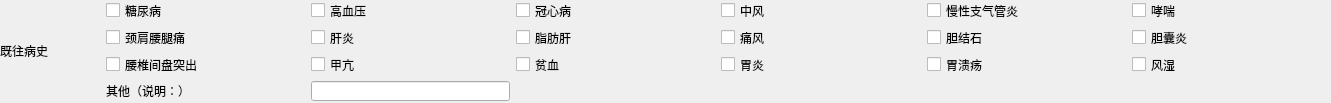
First picture: the form in src/ui/t3l2.ui, repository fantasy-mark/Summer, before the edit.
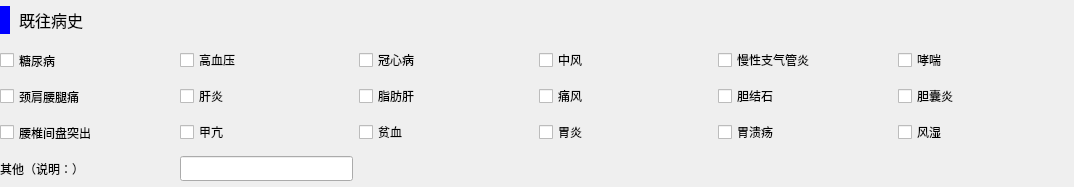
Second picture: the form after the edit.

```diff
--- a/src/ui/t3l2.ui
+++ b/src/ui/t3l2.ui
@@ -6,8 +6,8 @@
    <rect>
     <x>0</x>
     <y>0</y>
-    <width>1331</width>
-    <height>103</height>
+    <width>1074</width>
+    <height>187</height>
    </rect>
   </property>
   <property name="windowTitle">
@@ -18,154 +18,308 @@
     <rect>
      <x>0</x>
      <y>0</y>
-     <width>1331</width>
-     <height>101</height>
+     <width>1071</width>
+     <height>184</height>
     </rect>
    </property>
-   <layout class="QGridLayout" name="gridLayout" columnstretch="1,2,2,2,2,2,2">
-    <item row="0" column="4">
+   <property name="font">
+    <font>
+     <family>微软雅黑</family>
+    </font>
+   </property>
+   <layout class="QGridLayout" name="gridLayout" columnstretch="1,1,1,1,1,1">
+    <item row="1" column="3">
      <widget class="QCheckBox" name="s14">
+      <property name="font">
+       <font>
+        <family>微软雅黑</family>
+       </font>
+      </property>
       <property name="text">
        <string>中风</string>
       </property>
      </widget>
     </item>
-    <item row="0" column="5">
+    <item row="1" column="4">
      <widget class="QCheckBox" name="s15">
+      <property name="font">
+       <font>
+        <family>微软雅黑</family>
+       </font>
+      </property>
       <property name="text">
        <string>慢性支气管炎</string>
       </property>
      </widget>
     </item>
-    <item row="0" column="2">
+    <item row="1" column="1">
      <widget class="QCheckBox" name="s12">
+      <property name="font">
+       <font>
+        <family>微软雅黑</family>
+       </font>
+      </property>
       <property name="text">
        <string>高血压</string>
       </property>
      </widget>
     </item>
-    <item row="1" column="1">
+    <item row="2" column="0">
      <widget class="QCheckBox" name="s21">
+      <property name="minimumSize">
+       <size>
+        <width>0</width>
+        <height>29</height>
+       </size>
+      </property>
+      <property name="font">
+       <font>
+        <family>微软雅黑</family>
+       </font>
+      </property>
       <property name="text">
        <string>颈肩腰腿痛</string>
       </property>
      </widget>
     </item>
-    <item row="0" column="6">
+    <item row="1" column="5">
      <widget class="QCheckBox" name="s16">
+      <property name="font">
+       <font>
+        <family>微软雅黑</family>
+       </font>
+      </property>
       <property name="text">
        <string>哮喘</string>
       </property>
      </widget>
     </item>
-    <item row="2" column="1">
+    <item row="3" column="0">
      <widget class="QCheckBox" name="s31">
+      <property name="minimumSize">
+       <size>
+        <width>0</width>
+        <height>29</height>
+       </size>
+      </property>
+      <property name="font">
+       <font>
+        <family>微软雅黑</family>
+       </font>
+      </property>
       <property name="text">
        <string>腰椎间盘突出</string>
       </property>
      </widget>
     </item>
-    <item row="0" column="3">
+    <item row="1" column="2">
      <widget class="QCheckBox" name="s13">
+      <property name="font">
+       <font>
+        <family>微软雅黑</family>
+       </font>
+      </property>
       <property name="text">
        <string>冠心病</string>
       </property>
      </widget>
     </item>
-    <item row="0" column="1">
+    <item row="1" column="0">
      <widget class="QCheckBox" name="s11">
+      <property name="minimumSize">
+       <size>
+        <width>0</width>
+        <height>29</height>
+       </size>
+      </property>
+      <property name="font">
+       <font>
+        <family>微软雅黑</family>
+       </font>
+      </property>
       <property name="text">
        <string>糖尿病</string>
       </property>
      </widget>
     </item>
-    <item row="1" column="2">
+    <item row="2" column="1">
      <widget class="QCheckBox" name="s22">
+      <property name="font">
+       <font>
+        <family>微软雅黑</family>
+       </font>
+      </property>
       <property name="text">
        <string>肝炎</string>
       </property>
      </widget>
     </item>
-    <item row="1" column="3">
+    <item row="2" column="2">
      <widget class="QCheckBox" name="s23">
+      <property name="font">
+       <font>
+        <family>微软雅黑</family>
+       </font>
+      </property>
       <property name="text">
        <string>脂肪肝</string>
       </property>
      </widget>
     </item>
-    <item row="1" column="4">
+    <item row="2" column="3">
      <widget class="QCheckBox" name="s24">
+      <property name="font">
+       <font>
+        <family>微软雅黑</family>
+       </font>
+      </property>
       <property name="text">
        <string>痛风</string>
       </property>
      </widget>
     </item>
-    <item row="1" column="5">
+    <item row="2" column="4">
      <widget class="QCheckBox" name="s25">
+      <property name="font">
+       <font>
+        <family>微软雅黑</family>
+       </font>
+      </property>
       <property name="text">
        <string>胆结石</string>
       </property>
      </widget>
     </item>
-    <item row="1" column="6">
+    <item row="2" column="5">
      <widget class="QCheckBox" name="s26">
+      <property name="font">
+       <font>
+        <family>微软雅黑</family>
+       </font>
+      </property>
       <property name="text">
        <string>胆囊炎</string>
       </property>
      </widget>
     </item>
-    <item row="2" column="2">
+    <item row="3" column="1">
      <widget class="QCheckBox" name="s32">
+      <property name="font">
+       <font>
+        <family>微软雅黑</family>
+       </font>
+      </property>
       <property name="text">
        <string>甲亢</string>
       </property>
      </widget>
     </item>
-    <item row="2" column="3">
+    <item row="3" column="2">
      <widget class="QCheckBox" name="s33">
+      <property name="font">
+       <font>
+        <family>微软雅黑</family>
+       </font>
+      </property>
       <property name="text">
        <string>贫血</string>
       </property>
      </widget>
     </item>
-    <item row="2" column="4">
+    <item row="3" column="3">
      <widget class="QCheckBox" name="s34">
+      <property name="font">
+       <font>
+        <family>微软雅黑</family>
+       </font>
+      </property>
       <property name="text">
        <string>胃炎</string>
       </property>
      </widget>
     </item>
-    <item row="2" column="5">
+    <item row="3" column="4">
      <widget class="QCheckBox" name="s35">
+      <property name="font">
+       <font>
+        <family>微软雅黑</family>
+       </font>
+      </property>
       <property name="text">
        <string>胃溃疡</string>
       </property>
      </widget>
     </item>
-    <item row="2" column="6">
+    <item row="3" column="5">
      <widget class="QCheckBox" name="s36">
+      <property name="font">
+       <font>
+        <family>微软雅黑</family>
+       </font>
+      </property>
       <property name="text">
        <string>风湿</string>
       </property>
      </widget>
     </item>
-    <item row="3" column="2">
-     <widget class="QLineEdit" name="s42"/>
-    </item>
-    <item row="0" column="0" rowspan="4">
-     <widget class="QLabel" name="label_27">
-      <property name="text">
-       <string>既往病史</string>
+    <item row="4" column="1">
+     <widget class="QLineEdit" name="s42">
+      <property name="font">
+       <font>
+        <family>微软雅黑</family>
+       </font>
       </property>
      </widget>
     </item>
-    <item row="3" column="1">
+    <item row="4" column="0">
      <widget class="QLabel" name="s41">
+      <property name="minimumSize">
+       <size>
+        <width>0</width>
+        <height>29</height>
+       </size>
+      </property>
+      <property name="font">
+       <font>
+        <family>微软雅黑</family>
+       </font>
+      </property>
       <property name="text">
        <string>其他（说明：）</string>
       </property>
      </widget>
     </item>
+    <item row="0" column="0" colspan="6">
+     <widget class="QLabel" name="label_27">
+      <property name="minimumSize">
+       <size>
+        <width>0</width>
+        <height>38</height>
+       </size>
+      </property>
+      <property name="maximumSize">
+       <size>
+        <width>16777215</width>
+        <height>38</height>
+       </size>
+      </property>
+      <property name="font">
+       <font>
+        <family>微软雅黑</family>
+        <pointsize>12</pointsize>
+       </font>
+      </property>
+      <property name="styleSheet">
+       <string notr="true">border-left: 10px solid blue;
+border-radius:5px;
+padding-left: 5px;
+</string>
+      </property>
+      <property name="text">
+       <string>既往病史</string>
+      </property>
+     </widget>
+    </item>
    </layout>
   </widget>
  </widget>
```
